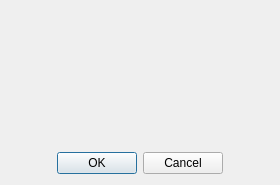
First picture: the form in src/Dialog.ui, repository moriduri/MyFinances, before the edit.
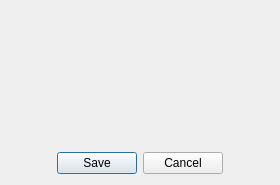
Second picture: the form after the edit.

Commit message: - Added categories saving in database; - Added categories selection from TransactionDialog; - Fixed some minor stuff;

What changed in the file:
```diff
--- a/src/Dialog.ui
+++ b/src/Dialog.ui
@@ -53,11 +53,14 @@
    </item>
    <item>
     <widget class="QDialogButtonBox" name="buttonBox">
+     <property name="enabled">
+      <bool>true</bool>
+     </property>
      <property name="orientation">
       <enum>Qt::Horizontal</enum>
      </property>
      <property name="standardButtons">
-      <set>QDialogButtonBox::Cancel|QDialogButtonBox::Ok</set>
+      <set>QDialogButtonBox::Cancel|QDialogButtonBox::Save</set>
      </property>
      <property name="centerButtons">
       <bool>true</bool>
```
The commit also changes 6 other files.
